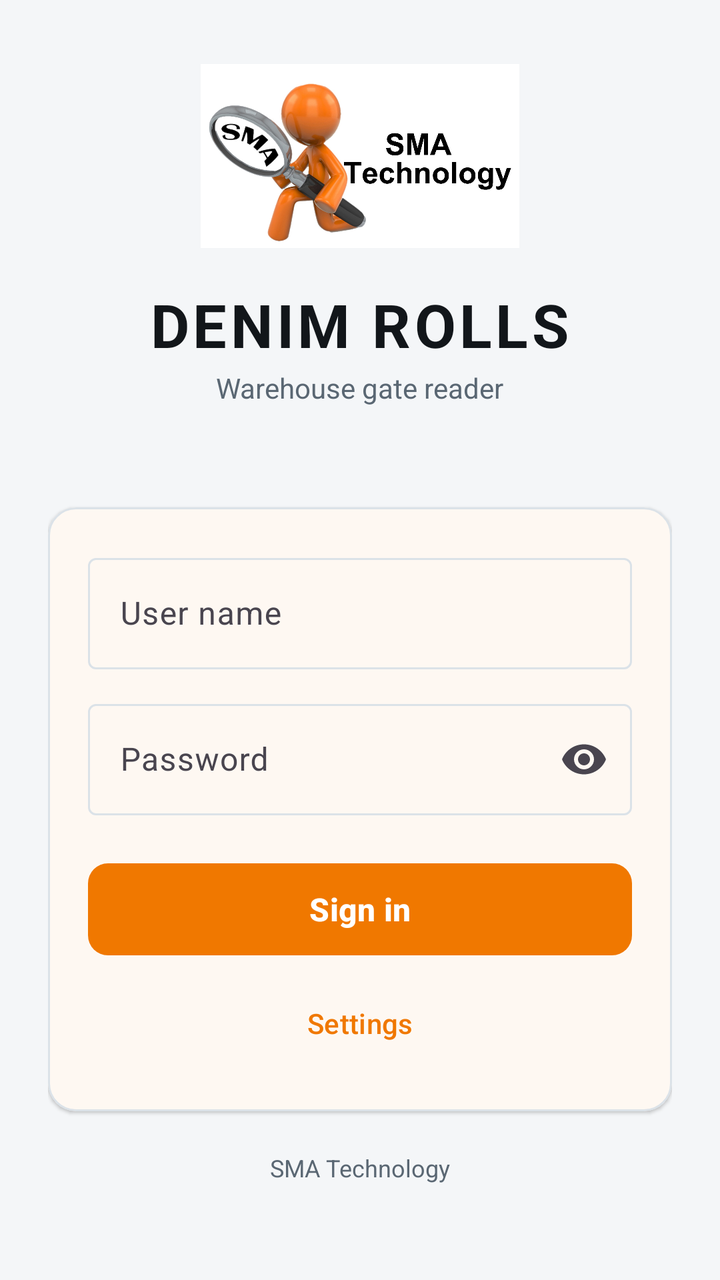
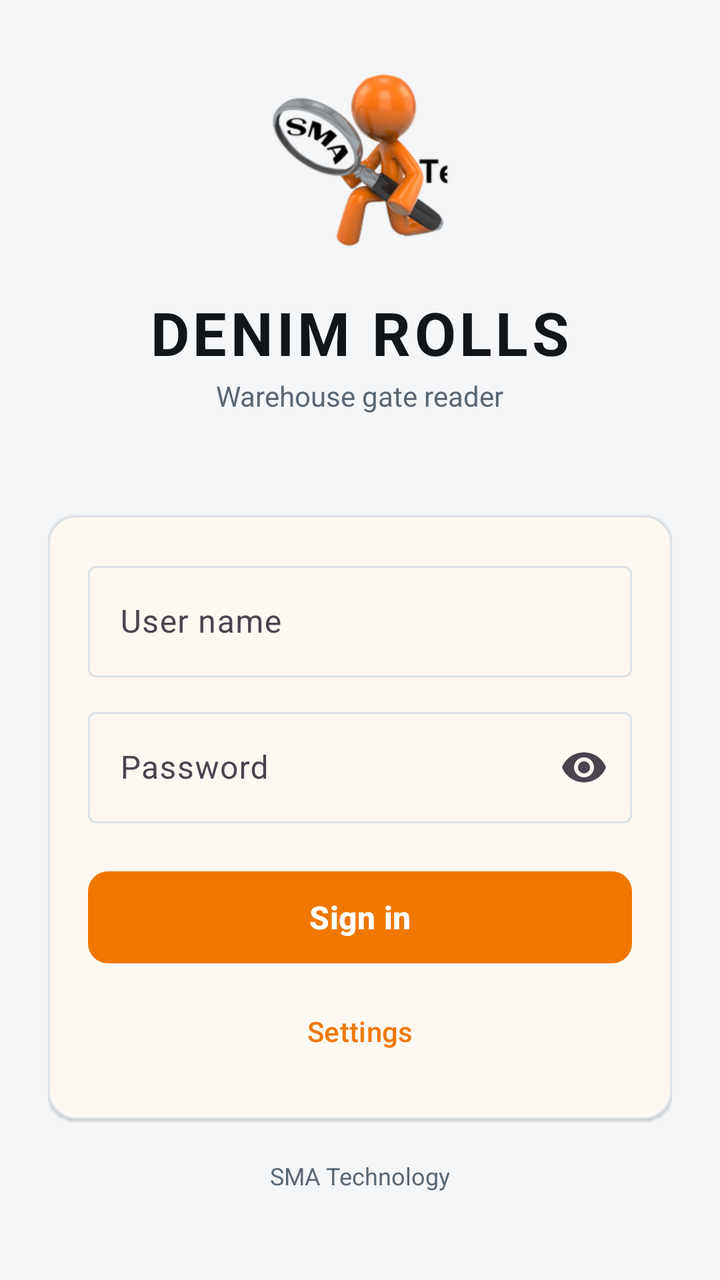

Compare the two renders of this Android layout. The source of the first and the diff that turns it into the second are given below.
<!-- AndroidManifest.xml: application theme Theme.DenimRolls -->
<!-- res/layout/activity_login.xml -->
<?xml version="1.0" encoding="utf-8"?>
<ScrollView xmlns:android="http://schemas.android.com/apk/res/android"
    xmlns:app="http://schemas.android.com/apk/res-auto"
    android:layout_width="match_parent"
    android:layout_height="match_parent"
    android:fillViewport="true"
    android:background="@color/surface_alt">

    <LinearLayout
        android:layout_width="match_parent"
        android:layout_height="wrap_content"
        android:orientation="vertical"
        android:gravity="center_horizontal"
        android:paddingHorizontal="24dp"
        android:paddingVertical="32dp">

        
        <ImageView
            android:layout_width="220dp"
            android:layout_height="92dp"
            android:src="@drawable/brand_logo"
            android:adjustViewBounds="true"
            android:scaleType="fitCenter"
            android:importantForAccessibility="no" />

        <TextView
            android:layout_width="wrap_content"
            android:layout_height="wrap_content"
            android:layout_marginTop="18dp"
            android:text="@string/app_name"
            android:textSize="30sp"
            android:textStyle="bold"
            android:letterSpacing="0.06"
            android:textColor="@color/ink" />

        <TextView
            android:layout_width="wrap_content"
            android:layout_height="wrap_content"
            android:layout_marginTop="2dp"
            android:text="@string/login_subtitle"
            android:textSize="14sp"
            android:textColor="@color/ink_muted" />

        <TextView
            android:id="@+id/target"
            android:layout_width="wrap_content"
            android:layout_height="wrap_content"
            android:layout_marginTop="10dp"
            android:textSize="12sp"
            android:textColor="@color/brand_dark"
            android:textStyle="bold"
            android:gravity="center" />

        <com.google.android.material.card.MaterialCardView
            android:layout_width="match_parent"
            android:layout_height="wrap_content"
            android:layout_marginTop="24dp"
            app:cardCornerRadius="14dp"
            app:cardElevation="1dp"
            app:strokeColor="@color/line"
            app:strokeWidth="1dp">

            <LinearLayout
                android:layout_width="match_parent"
                android:layout_height="wrap_content"
                android:orientation="vertical"
                android:padding="20dp">

                <LinearLayout
                    android:id="@+id/error_banner"
                    android:layout_width="match_parent"
                    android:layout_height="wrap_content"
                    android:orientation="vertical"
                    android:visibility="gone"
                    android:background="@color/alarm_soft"
                    android:padding="12dp"
                    android:layout_marginBottom="14dp">

                    <TextView
                        android:id="@+id/error_text"
                        android:layout_width="match_parent"
                        android:layout_height="wrap_content"
                        android:textColor="@color/alarm"
                        android:textSize="13sp" />
                </LinearLayout>

                <com.google.android.material.textfield.TextInputLayout
                    style="@style/Widget.Material3.TextInputLayout.OutlinedBox"
                    android:layout_width="match_parent"
                    android:layout_height="wrap_content"
                    android:hint="@string/user_name">

                    <com.google.android.material.textfield.TextInputEditText
                        android:id="@+id/user_name"
                        android:layout_width="match_parent"
                        android:layout_height="wrap_content"
                        android:inputType="text"
                        android:imeOptions="actionNext"
                        android:autofillHints="username" />
                </com.google.android.material.textfield.TextInputLayout>

                <com.google.android.material.textfield.TextInputLayout
                    style="@style/Widget.Material3.TextInputLayout.OutlinedBox"
                    android:layout_width="match_parent"
                    android:layout_height="wrap_content"
                    android:layout_marginTop="12dp"
                    android:hint="@string/password"
                    app:endIconMode="password_toggle">

                    <com.google.android.material.textfield.TextInputEditText
                        android:id="@+id/password"
                        android:layout_width="match_parent"
                        android:layout_height="wrap_content"
                        android:inputType="textPassword"
                        android:imeOptions="actionDone"
                        android:autofillHints="password" />
                </com.google.android.material.textfield.TextInputLayout>

                <com.google.android.material.button.MaterialButton
                    android:id="@+id/sign_in"
                    android:layout_width="match_parent"
                    android:layout_height="54dp"
                    android:layout_marginTop="20dp"
                    android:text="@string/sign_in"
                    android:textSize="16sp"
                    android:textStyle="bold"
                    app:cornerRadius="10dp" />

                <com.google.android.material.progressindicator.CircularProgressIndicator
                    android:id="@+id/progress"
                    android:layout_width="wrap_content"
                    android:layout_height="wrap_content"
                    android:layout_gravity="center_horizontal"
                    android:layout_marginTop="14dp"
                    android:indeterminate="true"
                    android:visibility="gone" />

                <com.google.android.material.button.MaterialButton
                    android:id="@+id/settings"
                    style="@style/Widget.Material3.Button.TextButton"
                    android:layout_width="match_parent"
                    android:layout_height="wrap_content"
                    android:layout_marginTop="6dp"
                    android:text="@string/settings" />
            </LinearLayout>
        </com.google.android.material.card.MaterialCardView>

        <TextView
            android:layout_width="wrap_content"
            android:layout_height="wrap_content"
            android:layout_marginTop="20dp"
            android:text="@string/brand"
            android:textSize="12sp"
            android:textColor="@color/ink_muted" />
    </LinearLayout>
</ScrollView>
<!-- resources referenced by this layout -->
<resources>
  <color name="alarm">#D92D20</color>
  <color name="alarm_soft">#FDECEA</color>
  <color name="brand_dark">#C25E00</color>
  <color name="ink">#12161A</color>
  <color name="ink_muted">#5A6773</color>
  <color name="line">#DBE2E8</color>
  <color name="surface_alt">#F4F6F8</color>
  <!-- drawable brand_logo: jpg bitmap (drawable, 105401 bytes) -->
  <string name="app_name">DENIM ROLLS</string>
  <string name="brand">SMA Technology</string>
  <string name="login_subtitle">Warehouse gate reader</string>
  <string name="password">Password</string>
  <string name="settings">Settings</string>
  <string name="sign_in">Sign in</string>
  <string name="user_name">User name</string>
  <style name="Theme.DenimRolls" parent="Theme.Material3.Light.NoActionBar">
          <item name="colorPrimary">@color/brand</item>
          <item name="colorOnPrimary">#FFFFFF</item>
          <item name="colorPrimaryContainer">@color/brand_soft</item>
          <item name="colorOnPrimaryContainer">@color/brand_dark</item>
          <item name="colorSecondary">@color/info</item>
          <item name="colorError">@color/alarm</item>
          <item name="android:colorBackground">@color/surface_alt</item>
          <item name="colorSurface">@color/surface</item>
          <item name="colorOnSurface">@color/ink</item>
          <item name="colorOutline">@color/line</item>
          <item name="android:statusBarColor">@color/brand_dark</item>
          <item name="android:windowLightStatusBar" tools:targetApi="m">false</item>
      </style>
  <color name="brand">#F07800</color>
  <color name="brand_soft">#FFF1E2</color>
  <color name="info">#1668C4</color>
  <color name="surface">#FFFFFF</color>
</resources>

<!-- the commit's change to res/layout/activity_login.xml (unified diff, before → after) -->
@@ -16,9 +16,9 @@
 
         
         <ImageView
-            android:layout_width="220dp"
-            android:layout_height="92dp"
-            android:src="@drawable/brand_logo"
+            android:layout_width="96dp"
+            android:layout_height="96dp"
+            android:src="@drawable/brand_mark"
             android:adjustViewBounds="true"
             android:scaleType="fitCenter"
             android:importantForAccessibility="no" />
<!-- resource entries referenced after the edit -->
@@ -7,7 +7,7 @@
   <color name="ink_muted">#5A6773</color>
   <color name="line">#DBE2E8</color>
   <color name="surface_alt">#F4F6F8</color>
-  <!-- drawable brand_logo: jpg bitmap (drawable, 105401 bytes) -->
+  <!-- drawable brand_mark: png bitmap (drawable, 43639 bytes) -->
   <string name="app_name">DENIM ROLLS</string>
   <string name="brand">SMA Technology</string>
   <string name="login_subtitle">Warehouse gate reader</string>
